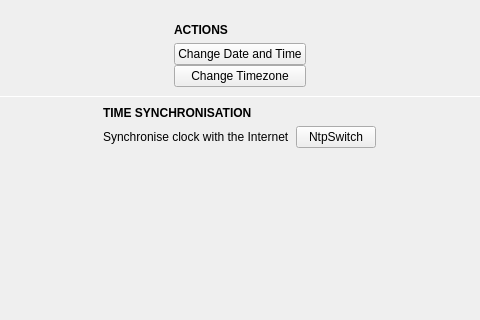
Before: the Qt Designer form plugins/TimeDatePlugin/settings/datetimepane.ui in theCheeseboard/thedesk, drawn with Qt 5; both pictures show x 115 to 595 and y 0 to 320 of the 710 by 466 pixel window.
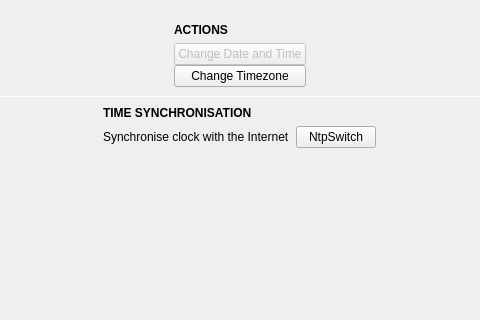
After: the same form once the commit is applied. Custom widgets are drawn as their Qt base class.

The edit to the form file:
```diff
--- a/plugins/TimeDatePlugin/settings/datetimepane.ui
+++ b/plugins/TimeDatePlugin/settings/datetimepane.ui
@@ -104,6 +104,9 @@
             </property>
             <item>
              <widget class="QPushButton" name="changeDateTimeButton">
+              <property name="enabled">
+               <bool>false</bool>
+              </property>
               <property name="text">
                <string>Change Date and Time</string>
               </property>
```
